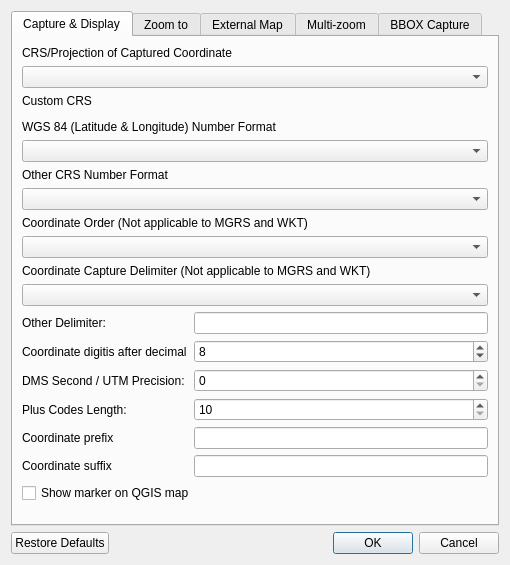
The window that ui/latLonSettings.ui (NationalSecurityAgency/qgis-latlontools-plugin) describes before a commit, drawn with Qt 5.
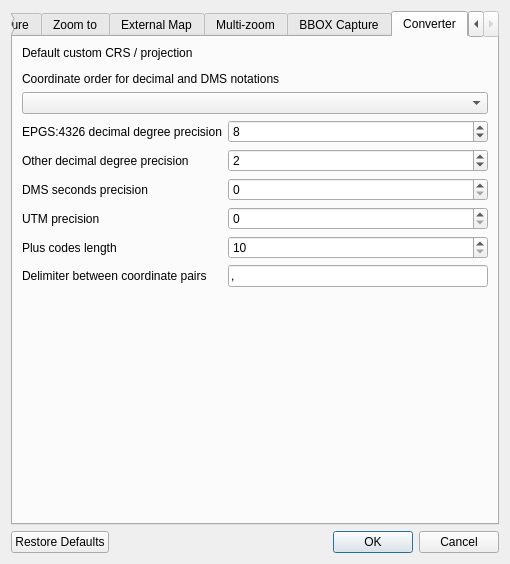
The same window after the commit. The open tabs and pages were chosen to show the change. Custom widgets are drawn as their Qt base class.

Commit message: updated to support coordinate conversion dialog

What changed in the file:
```diff
--- a/ui/latLonSettings.ui
+++ b/ui/latLonSettings.ui
@@ -6,8 +6,8 @@
    <rect>
     <x>0</x>
     <y>0</y>
-    <width>510</width>
-    <height>565</height>
+    <width>479</width>
+    <height>564</height>
    </rect>
   </property>
   <property name="windowTitle">
@@ -24,13 +24,13 @@
      </property>
      <widget class="QWidget" name="capture">
       <attribute name="title">
-       <string>Capture &amp;&amp; Display</string>
+       <string>Capture</string>
       </attribute>
       <layout class="QVBoxLayout" name="verticalLayout_2">
        <item>
         <widget class="QLabel" name="label">
          <property name="text">
-          <string>CRS/Projection of Captured Coordinate</string>
+          <string>CRS/Projection of captured coordinate</string>
          </property>
         </widget>
        </item>
@@ -50,7 +50,7 @@
        <item>
         <widget class="QLabel" name="label_11">
          <property name="text">
-          <string>WGS 84 (Latitude &amp; Longitude) Number Format</string>
+          <string>WGS 84 (Latitude &amp; Longitude) number format</string>
          </property>
         </widget>
        </item>
@@ -60,7 +60,7 @@
        <item>
         <widget class="QLabel" name="label_13">
          <property name="text">
-          <string>Other CRS Number Format</string>
+          <string>Other CRS number format</string>
          </property>
         </widget>
        </item>
@@ -70,7 +70,7 @@
        <item>
         <widget class="QLabel" name="label_5">
          <property name="text">
-          <string>Coordinate Order (Not applicable to MGRS and WKT)</string>
+          <string>Coordinate order (Not used with MGRS, UTM, WKT, GeoJSON, &amp; Plus Codes)</string>
          </property>
         </widget>
        </item>
@@ -80,7 +80,7 @@
        <item>
         <widget class="QLabel" name="label_2">
          <property name="text">
-          <string>Coordinate Capture Delimiter (Not applicable to MGRS and WKT)</string>
+          <string>Coordinate capture delimiter (Not used with MGRS, UTM, WKT, GeoJSON, Plus codes)</string>
          </property>
         </widget>
        </item>
@@ -92,7 +92,7 @@
          <item row="0" column="0">
           <widget class="QLabel" name="label_3">
            <property name="text">
-            <string>Other Delimiter: </string>
+            <string>Other delimiter: </string>
            </property>
           </widget>
          </item>
@@ -102,7 +102,7 @@
          <item row="2" column="0">
           <widget class="QLabel" name="label_4">
            <property name="text">
-            <string>DMS Second / UTM Precision: </string>
+            <string>DMS second / UTM precision: </string>
            </property>
           </widget>
          </item>
@@ -116,7 +116,7 @@
          <item row="3" column="0">
           <widget class="QLabel" name="label_18">
            <property name="text">
-            <string>Plus Codes Length:</string>
+            <string>Plus codes length:</string>
            </property>
           </widget>
          </item>
@@ -136,7 +136,7 @@
          <item row="1" column="0">
           <widget class="QLabel" name="label_20">
            <property name="text">
-            <string>Coordinate digitis after decimal</string>
+            <string>Decimal degree precision</string>
            </property>
           </widget>
          </item>
@@ -615,6 +615,146 @@
        </item>
       </layout>
      </widget>
+     <widget class="QWidget" name="tab_2">
+      <attribute name="title">
+       <string>Converter</string>
+      </attribute>
+      <layout class="QVBoxLayout" name="verticalLayout_10">
+       <item>
+        <widget class="QLabel" name="label_34">
+         <property name="text">
+          <string>Default custom CRS / projection</string>
+         </property>
+        </widget>
+       </item>
+       <item>
+        <widget class="QgsProjectionSelectionWidget" name="converterProjectionSelectionWidget"/>
+       </item>
+       <item>
+        <widget class="QLabel" name="label_35">
+         <property name="text">
+          <string>Coordinate order for decimal and DMS notations</string>
+         </property>
+        </widget>
+       </item>
+       <item>
+        <widget class="QComboBox" name="converterCoordOrderComboBox"/>
+       </item>
+       <item>
+        <layout class="QFormLayout" name="formLayout_4">
+         <item row="0" column="0">
+          <widget class="QLabel" name="label_30">
+           <property name="text">
+            <string>EPGS:4326 decimal degree precision</string>
+           </property>
+          </widget>
+         </item>
+         <item row="0" column="1">
+          <widget class="QSpinBox" name="converter4326DDPrecisionSpinBox">
+           <property name="maximum">
+            <number>32</number>
+           </property>
+           <property name="value">
+            <number>8</number>
+           </property>
+          </widget>
+         </item>
+         <item row="2" column="0">
+          <widget class="QLabel" name="label_31">
+           <property name="text">
+            <string>DMS seconds precision</string>
+           </property>
+          </widget>
+         </item>
+         <item row="2" column="1">
+          <widget class="QSpinBox" name="converterDMSPrecisionSpinBox">
+           <property name="maximum">
+            <number>16</number>
+           </property>
+          </widget>
+         </item>
+         <item row="3" column="0">
+          <widget class="QLabel" name="label_32">
+           <property name="text">
+            <string>UTM precision</string>
+           </property>
+          </widget>
+         </item>
+         <item row="3" column="1">
+          <widget class="QSpinBox" name="converterUtmPrecisionSpinBox">
+           <property name="maximum">
+            <number>16</number>
+           </property>
+          </widget>
+         </item>
+         <item row="4" column="0">
+          <widget class="QLabel" name="label_33">
+           <property name="text">
+            <string>Plus codes length</string>
+           </property>
+          </widget>
+         </item>
+         <item row="4" column="1">
+          <widget class="QSpinBox" name="converterPlusCodePrecisionSpinBox">
+           <property name="minimum">
+            <number>10</number>
+           </property>
+           <property name="maximum">
+            <number>20</number>
+           </property>
+           <property name="value">
+            <number>10</number>
+           </property>
+          </widget>
+         </item>
+         <item row="1" column="0">
+          <widget class="QLabel" name="label_36">
+           <property name="text">
+            <string>Other decimal degree precision</string>
+           </property>
+          </widget>
+         </item>
+         <item row="1" column="1">
+          <widget class="QSpinBox" name="converterDDPrecisionSpinBox">
+           <property name="maximum">
+            <number>32</number>
+           </property>
+           <property name="value">
+            <number>2</number>
+           </property>
+          </widget>
+         </item>
+         <item row="5" column="0">
+          <widget class="QLabel" name="label_37">
+           <property name="text">
+            <string>Delimiter between coordinate pairs</string>
+           </property>
+          </widget>
+         </item>
+         <item row="5" column="1">
+          <widget class="QLineEdit" name="converterDelimiterLineEdit">
+           <property name="text">
+            <string>,</string>
+           </property>
+          </widget>
+         </item>
+        </layout>
+       </item>
+       <item>
+        <spacer name="verticalSpacer_6">
+         <property name="orientation">
+          <enum>Qt::Vertical</enum>
+         </property>
+         <property name="sizeHint" stdset="0">
+          <size>
+           <width>20</width>
+           <height>40</height>
+          </size>
+         </property>
+        </spacer>
+       </item>
+      </layout>
+     </widget>
     </widget>
    </item>
    <item>
```
Left out of the diff: 21 changed lines with no effect on the pictures. The commit also changes 25 other files.
